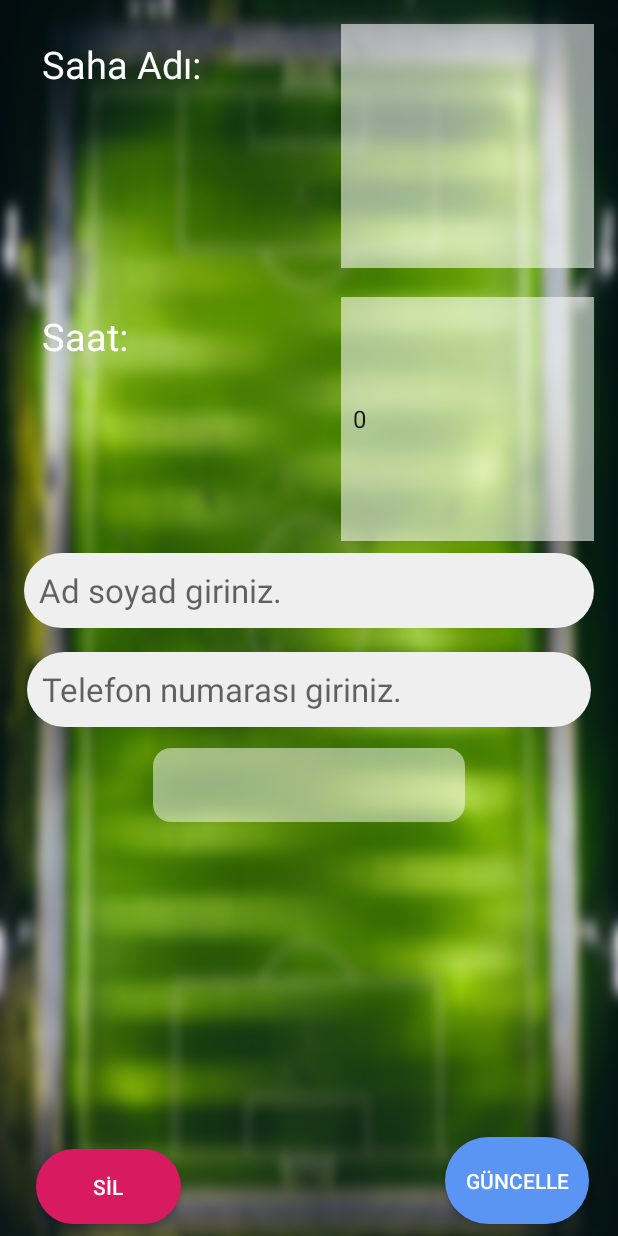
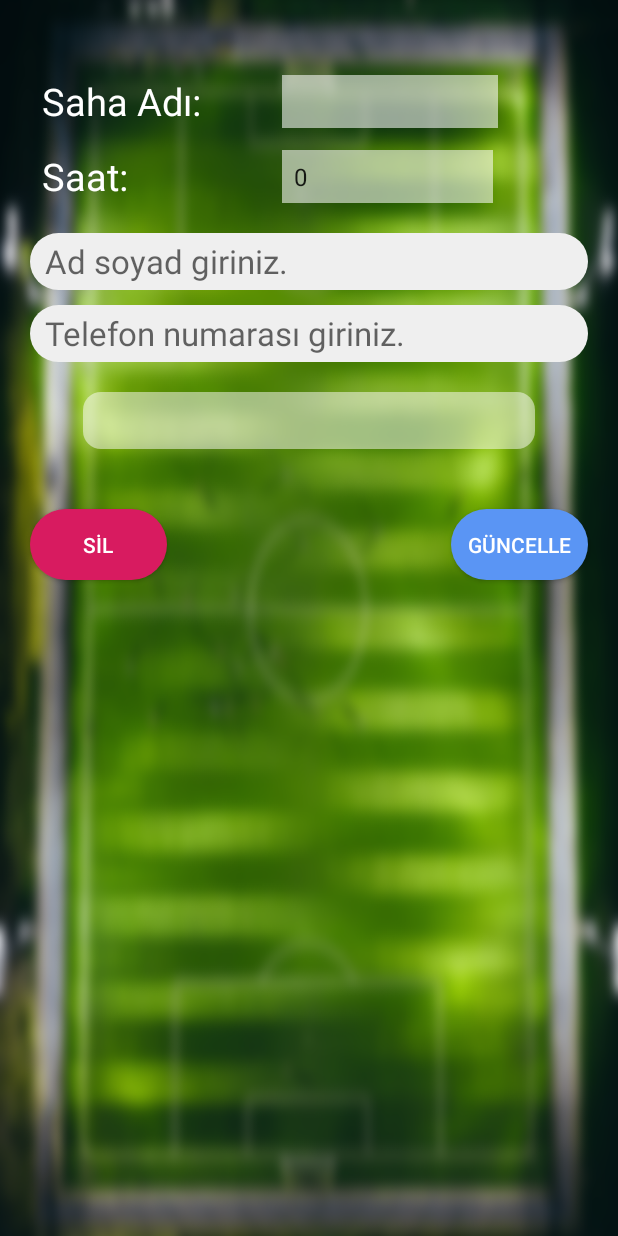
Before and after one commit to BurakCalisgan/SahaniAl, an Android app: the RandevuDetay screen opened directly, with no data from a screen before it, on a phone screen of 412 x 824 dp. Run offline under Robolectric (Android 15) with nearby library versions, the phone set to English and light mode, and no system bars; our stand-ins replace Firebase (no records; nobody signed in at launch, a user with empty details on screens opened directly); 1 statement that could not run was skipped.

Commit message:
Randevu detay sayfasındaki elementlerin kayma sorunu düzeltildi.

```diff
--- a/app/src/main/res/layout/activity_randevu_detay.xml
+++ b/app/src/main/res/layout/activity_randevu_detay.xml
@@ -10,79 +10,76 @@
     <TextView
         android:id="@+id/textView2"
         android:layout_width="0dp"
-        android:layout_height="0dp"
+        android:layout_height="38dp"
         android:layout_marginStart="28dp"
-        android:layout_marginEnd="30dp"
-        android:layout_marginBottom="18dp"
+        android:layout_marginTop="50dp"
+        android:layout_marginEnd="19dp"
         android:text="Saat:"
         android:textColor="@color/white"
         android:textSize="25dp"
-        app:layout_constraintBottom_toTopOf="@+id/txAdSoyad"
         app:layout_constraintEnd_toStartOf="@+id/ddSaatler"
         app:layout_constraintStart_toStartOf="parent"
-        app:layout_constraintTop_toBottomOf="@+id/textView" />
+        app:layout_constraintTop_toTopOf="@+id/textView" />
 
     <Spinner
         android:id="@+id/ddSaatler"
         android:layout_width="0dp"
-        android:layout_height="0dp"
-        android:layout_marginEnd="16dp"
-        android:layout_marginBottom="397dp"
-        app:layout_constraintBottom_toTopOf="@+id/btnGuncelle"
+        android:layout_height="35dp"
+        android:layout_marginTop="50dp"
+        android:layout_marginEnd="83dp"
+        android:background="@color/blurWhite"
         app:layout_constraintEnd_toEndOf="parent"
         app:layout_constraintStart_toEndOf="@+id/textView2"
-        app:layout_constraintTop_toBottomOf="@+id/ddSahalar"
-        android:background="@color/blurWhite"/>
+        app:layout_constraintTop_toTopOf="@+id/ddSahalar" />
 
     <EditText
         android:id="@+id/txTel"
         android:layout_width="0dp"
-        android:layout_height="0dp"
-        android:layout_marginStart="2dp"
-        android:layout_marginEnd="2dp"
-        android:layout_marginBottom="14dp"
+        android:layout_height="38dp"
+        android:layout_marginStart="20dp"
+        android:layout_marginTop="10dp"
+        android:layout_marginEnd="20dp"
         android:background="@drawable/white_rectangle"
         android:hint="Telefon numarası giriniz."
-        android:inputType="phone"
         android:paddingLeft="10dp"
         android:textSize="22sp"
-        app:layout_constraintBottom_toTopOf="@+id/txTarih"
-        app:layout_constraintEnd_toEndOf="@+id/txAdSoyad"
-        app:layout_constraintStart_toStartOf="@+id/txAdSoyad"
+        app:layout_constraintEnd_toEndOf="parent"
+        app:layout_constraintEnd_toStartOf=""
+        app:layout_constraintStart_toStartOf="parent"
         app:layout_constraintTop_toBottomOf="@+id/txAdSoyad" />
 
 
     <TextView
         android:id="@+id/txTarih"
+        android:layout_width="0dp"
+        android:layout_height="38dp"
+        android:layout_marginStart="35dp"
+        android:layout_marginTop="20dp"
+        android:layout_marginEnd="35dp"
         android:background="@drawable/date_trans_white_rectangle"
         android:paddingTop="12dp"
-        android:layout_width="208dp"
-        android:layout_height="0dp"
-        android:layout_marginBottom="218dp"
         android:text=" Tarih Seçiniz"
         android:textAlignment="center"
         android:textColor="@color/white"
         android:textSize="20sp"
-        app:layout_constraintBottom_toTopOf="@+id/btnSil"
-        app:layout_constraintEnd_toEndOf="parent"
-        app:layout_constraintStart_toStartOf="parent"
+        app:layout_constraintEnd_toEndOf="@+id/txTel"
+        app:layout_constraintStart_toStartOf="@+id/txTel"
         app:layout_constraintTop_toBottomOf="@+id/txTel" />
 
 
     <EditText
         android:id="@+id/txAdSoyad"
         android:layout_width="0dp"
-        android:layout_height="0dp"
-        android:layout_marginStart="16dp"
-        android:layout_marginTop="8dp"
-        android:layout_marginEnd="16dp"
-        android:layout_marginBottom="16dp"
+        android:layout_height="38dp"
+        android:layout_marginStart="20dp"
+        android:layout_marginTop="20dp"
+        android:layout_marginEnd="20dp"
         android:background="@drawable/white_rectangle"
         android:hint="Ad soyad giriniz."
         android:paddingLeft="10dp"
         android:textSize="22sp"
-        app:layout_constraintBottom_toTopOf="@+id/txTel"
         app:layout_constraintEnd_toEndOf="parent"
+        app:layout_constraintEnd_toStartOf=""
         app:layout_constraintStart_toStartOf="parent"
         app:layout_constraintTop_toBottomOf="@+id/ddSaatler" />
 
@@ -90,61 +87,54 @@
     <Spinner
         android:id="@+id/ddSahalar"
         android:layout_width="0dp"
-        android:layout_height="0dp"
-        android:layout_marginTop="16dp"
-        android:layout_marginEnd="16dp"
-        android:layout_marginBottom="19dp"
-        app:layout_constraintBottom_toTopOf="@+id/ddSaatler"
+        android:layout_height="35dp"
+        android:layout_marginTop="50dp"
+        android:layout_marginEnd="80dp"
+        android:background="@color/blurWhite"
         app:layout_constraintEnd_toEndOf="parent"
         app:layout_constraintStart_toEndOf="@+id/textView"
-        app:layout_constraintTop_toTopOf="parent"
-        android:background="@color/blurWhite"/>
+        app:layout_constraintTop_toTopOf="parent" />
 
     <TextView
         android:id="@+id/textView"
         android:layout_width="0dp"
-        android:layout_height="0dp"
+        android:layout_height="38dp"
         android:layout_marginStart="28dp"
-        android:layout_marginTop="25dp"
-        android:layout_marginEnd="30dp"
-        android:layout_marginBottom="37dp"
+        android:layout_marginTop="50dp"
+        android:layout_marginEnd="16dp"
         android:text="Saha Adı:"
         android:textColor="@color/white"
         android:textSize="25dp"
-        app:layout_constraintBottom_toTopOf="@+id/textView2"
         app:layout_constraintEnd_toStartOf="@+id/ddSahalar"
         app:layout_constraintStart_toStartOf="parent"
         app:layout_constraintTop_toTopOf="parent" />
 
     <Button
         android:id="@+id/btnGuncelle"
-        android:layout_width="0dp"
-        android:layout_height="58dp"
-        android:layout_marginEnd="19dp"
-        android:layout_marginBottom="8dp"
+        android:layout_width="91dp"
+        android:layout_height="47dp"
+        android:layout_marginRight="20dp"
+        android:layout_marginBottom="20dp"
+        android:layout_marginTop="40dp"
         android:background="@drawable/pitch_management_update_button"
         android:text="GÜNCELLE"
         android:textColor="@color/white"
-        app:layout_constraintBottom_toBottomOf="parent"
-        app:layout_constraintEnd_toEndOf="parent"
-        app:layout_constraintStart_toEndOf="@+id/btnSil"
-        app:layout_constraintTop_toBottomOf="@+id/ddSaatler" />
+        app:layout_constraintTop_toBottomOf="@id/txTarih"
+        app:layout_constraintRight_toRightOf="parent" />
 
 
     <Button
         android:id="@+id/btnSil"
-        android:layout_width="0dp"
-        android:layout_height="0dp"
-        android:layout_marginStart="24dp"
-        android:layout_marginEnd="176dp"
-        android:layout_marginBottom="8dp"
+        android:layout_width="91dp"
+        android:layout_height="47dp"
+        android:layout_marginLeft="20dp"
+        android:layout_marginBottom="20dp"
+        android:layout_marginTop="40dp"
         android:background="@drawable/pitch_management_delete_button"
+        android:text="SİL"
         android:textColor="@color/white"
-        android:text="SİL"
-        app:layout_constraintBottom_toBottomOf="parent"
-        app:layout_constraintEnd_toStartOf="@+id/btnGuncelle"
-        app:layout_constraintStart_toStartOf="parent"
-        app:layout_constraintTop_toBottomOf="@+id/txTarih" />
+        app:layout_constraintTop_toBottomOf="@id/txTarih"
+        app:layout_constraintLeft_toLeftOf="parent" />
 
 
 </android.support.constraint.ConstraintLayout>
```
